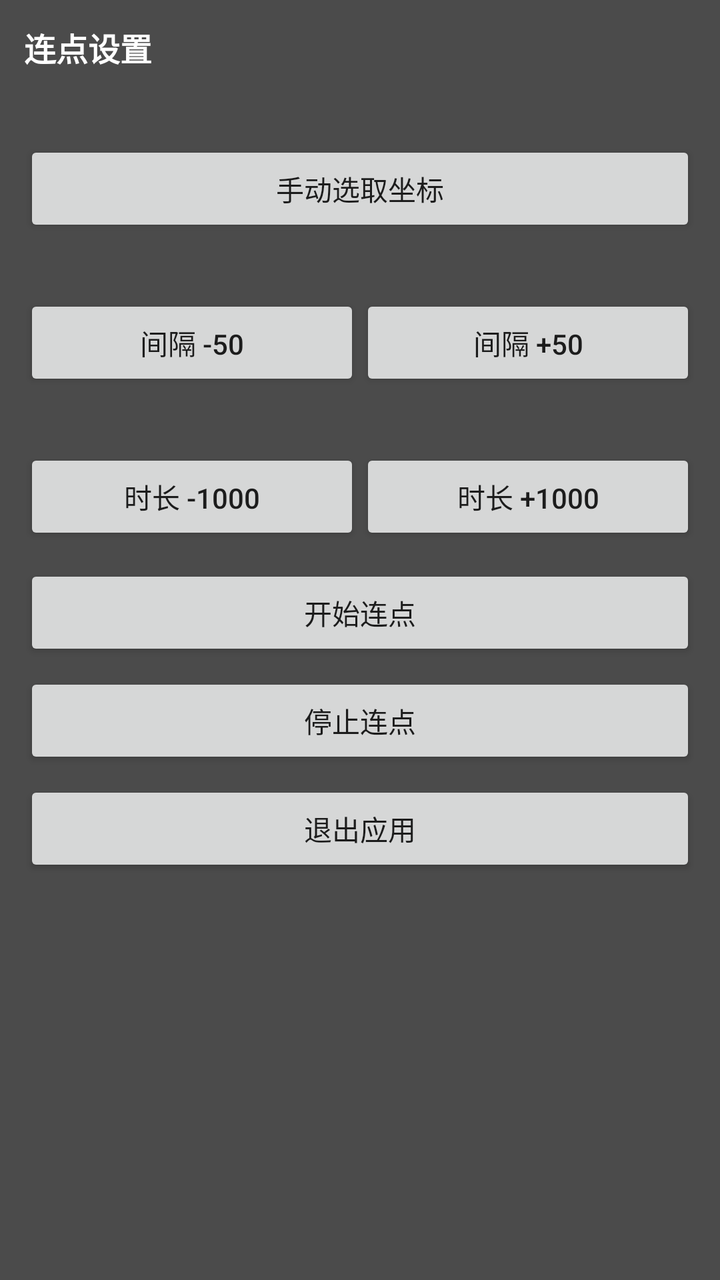
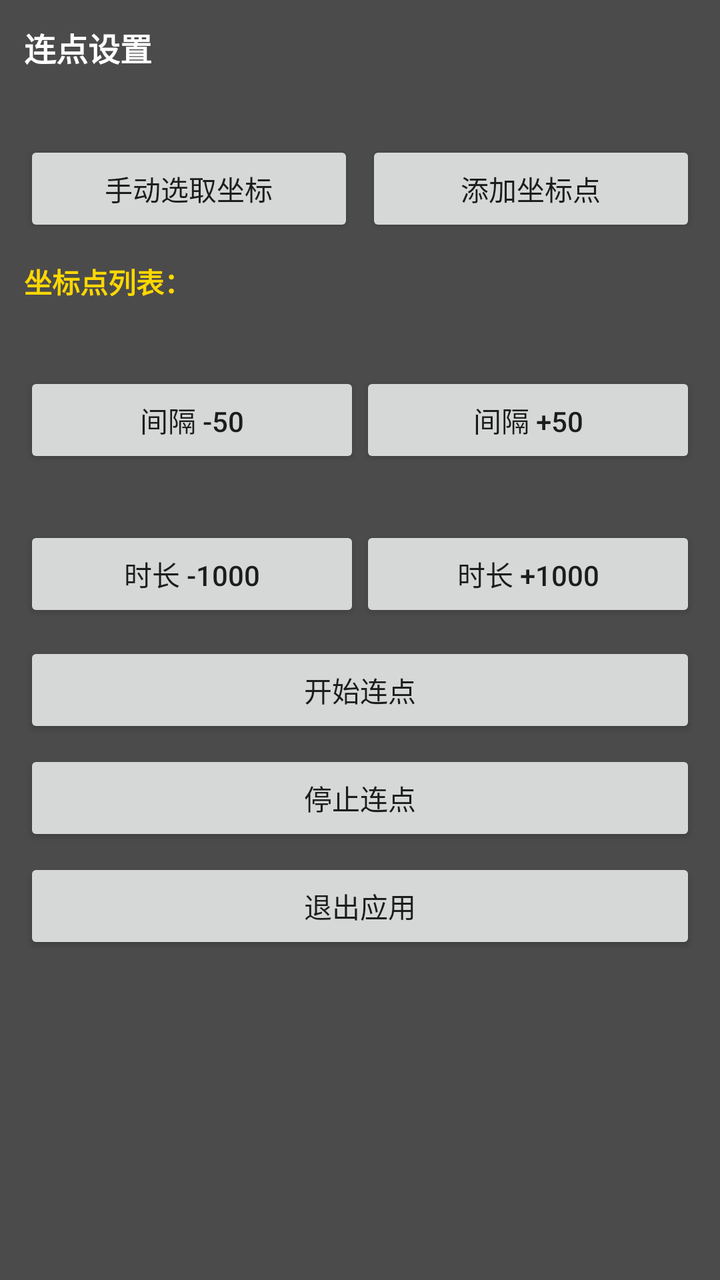

An Android layout rendered at two revisions. The XML below is the earlier revision; the diff shows what the commit changed to produce the second picture.
<!-- AndroidManifest.xml: application theme Theme.AutoClicker -->
<!-- res/layout/view_overlay_panel.xml -->
<?xml version="1.0" encoding="utf-8"?>
<LinearLayout xmlns:android="http://schemas.android.com/apk/res/android"
    android:layout_width="280dp"
    android:layout_height="wrap_content"
    android:background="#CC1E1E1E"
    android:orientation="vertical"
    android:padding="12dp">

    <TextView
        android:id="@+id/panelTitle"
        android:layout_width="wrap_content"
        android:layout_height="wrap_content"
        android:text="@string/panel_title"
        android:textColor="#FFFFFF"
        android:textSize="16sp"
        android:textStyle="bold" />

    <TextView
        android:id="@+id/coordText"
        android:layout_width="wrap_content"
        android:layout_height="wrap_content"
        android:layout_marginTop="10dp"
        android:textColor="#FFFFFF"
        android:textSize="14sp" />

    <Button
        android:id="@+id/pickCoordBtn"
        android:layout_width="match_parent"
        android:layout_height="wrap_content"
        android:layout_marginTop="6dp"
        android:text="@string/pick_coord_btn" />

    <TextView
        android:id="@+id/intervalText"
        android:layout_width="wrap_content"
        android:layout_height="wrap_content"
        android:layout_marginTop="10dp"
        android:textColor="#FFFFFF"
        android:textSize="14sp" />

    <LinearLayout
        android:layout_width="match_parent"
        android:layout_height="wrap_content"
        android:orientation="horizontal">

        <Button
            android:id="@+id/intervalMinusBtn"
            android:layout_width="0dp"
            android:layout_height="wrap_content"
            android:layout_weight="1"
            android:text="@string/interval_minus_btn" />

        <Button
            android:id="@+id/intervalPlusBtn"
            android:layout_width="0dp"
            android:layout_height="wrap_content"
            android:layout_weight="1"
            android:text="@string/interval_plus_btn" />
    </LinearLayout>

    <TextView
        android:id="@+id/durationText"
        android:layout_width="wrap_content"
        android:layout_height="wrap_content"
        android:layout_marginTop="10dp"
        android:textColor="#FFFFFF"
        android:textSize="14sp" />

    <LinearLayout
        android:layout_width="match_parent"
        android:layout_height="wrap_content"
        android:orientation="horizontal">

        <Button
            android:id="@+id/durationMinusBtn"
            android:layout_width="0dp"
            android:layout_height="wrap_content"
            android:layout_weight="1"
            android:text="@string/duration_minus_btn" />

        <Button
            android:id="@+id/durationPlusBtn"
            android:layout_width="0dp"
            android:layout_height="wrap_content"
            android:layout_weight="1"
            android:text="@string/duration_plus_btn" />
    </LinearLayout>

    <Button
        android:id="@+id/startBtn"
        android:layout_width="match_parent"
        android:layout_height="wrap_content"
        android:layout_marginTop="10dp"
        android:text="@string/start_btn" />

    <Button
        android:id="@+id/stopBtn"
        android:layout_width="match_parent"
        android:layout_height="wrap_content"
        android:layout_marginTop="6dp"
        android:text="@string/stop_btn" />

    <Button
        android:id="@+id/exitBtn"
        android:layout_width="match_parent"
        android:layout_height="wrap_content"
        android:layout_marginTop="6dp"
        android:text="@string/exit_btn" />

</LinearLayout>
<!-- resources referenced by this layout -->
<resources>
  <string name="duration_minus_btn">时长 -1000</string>
  <string name="duration_plus_btn">时长 +1000</string>
  <string name="exit_btn">退出应用</string>
  <string name="interval_minus_btn">间隔 -50</string>
  <string name="interval_plus_btn">间隔 +50</string>
  <string name="panel_title">连点设置</string>
  <string name="pick_coord_btn">手动选取坐标</string>
  <string name="start_btn">开始连点</string>
  <string name="stop_btn">停止连点</string>
  <style name="Theme.AutoClicker" parent="Theme.MaterialComponents.DayNight.DarkActionBar">
          <item name="colorPrimary">@color/purple_500</item>
          <item name="colorPrimaryVariant">@color/purple_700</item>
          <item name="android:statusBarColor" tools:targetApi="l">@color/purple_700</item>
      </style>
  <color name="purple_500">#6750A4</color>
  <color name="purple_700">#4F378B</color>
</resources>

<!-- the commit's change to res/layout/view_overlay_panel.xml (unified diff, before → after) -->
@@ -1,110 +1,147 @@
 <?xml version="1.0" encoding="utf-8"?>
-<LinearLayout xmlns:android="http://schemas.android.com/apk/res/android"
-    android:layout_width="280dp"
+<ScrollView xmlns:android="http://schemas.android.com/apk/res/android"
+    android:layout_width="320dp"
     android:layout_height="wrap_content"
     android:background="#CC1E1E1E"
     android:orientation="vertical"
     android:padding="12dp">
 
-    <TextView
-        android:id="@+id/panelTitle"
-        android:layout_width="wrap_content"
-        android:layout_height="wrap_content"
-        android:text="@string/panel_title"
-        android:textColor="#FFFFFF"
-        android:textSize="16sp"
-        android:textStyle="bold" />
-
-    <TextView
-        android:id="@+id/coordText"
-        android:layout_width="wrap_content"
-        android:layout_height="wrap_content"
-        android:layout_marginTop="10dp"
-        android:textColor="#FFFFFF"
-        android:textSize="14sp" />
-
-    <Button
-        android:id="@+id/pickCoordBtn"
-        android:layout_width="match_parent"
-        android:layout_height="wrap_content"
-        android:layout_marginTop="6dp"
-        android:text="@string/pick_coord_btn" />
-
-    <TextView
-        android:id="@+id/intervalText"
-        android:layout_width="wrap_content"
-        android:layout_height="wrap_content"
-        android:layout_marginTop="10dp"
-        android:textColor="#FFFFFF"
-        android:textSize="14sp" />
-
     <LinearLayout
         android:layout_width="match_parent"
         android:layout_height="wrap_content"
-        android:orientation="horizontal">
+        android:orientation="vertical">
+
+        <TextView
+            android:id="@+id/panelTitle"
+            android:layout_width="wrap_content"
+            android:layout_height="wrap_content"
+            android:text="@string/panel_title"
+            android:textColor="#FFFFFF"
+            android:textSize="16sp"
+            android:textStyle="bold" />
+
+        <TextView
+            android:id="@+id/coordText"
+            android:layout_width="wrap_content"
+            android:layout_height="wrap_content"
+            android:layout_marginTop="10dp"
+            android:textColor="#FFFFFF"
+            android:textSize="14sp" />
+
+        <LinearLayout
+            android:layout_width="match_parent"
+            android:layout_height="wrap_content"
+            android:orientation="horizontal"
+            android:layout_marginTop="6dp">
+
+            <Button
+                android:id="@+id/pickCoordBtn"
+                android:layout_width="0dp"
+                android:layout_height="wrap_content"
+                android:layout_weight="1"
+                android:text="@string/pick_coord_btn" />
+
+            <Button
+                android:id="@+id/addPointBtn"
+                android:layout_width="0dp"
+                android:layout_height="wrap_content"
+                android:layout_weight="1"
+                android:text="添加坐标点"
+                android:layout_marginStart="6dp" />
+        </LinearLayout>
+
+        <TextView
+            android:layout_width="wrap_content"
+            android:layout_height="wrap_content"
+            android:layout_marginTop="12dp"
+            android:text="坐标点列表："
+            android:textColor="#FFD700"
+            android:textSize="14sp"
+            android:textStyle="bold" />
+
+        <LinearLayout
+            android:id="@+id/pointsContainer"
+            android:layout_width="match_parent"
+            android:layout_height="wrap_content"
+            android:orientation="vertical"
+            android:layout_marginTop="6dp" />
+
+        <TextView
+            android:id="@+id/intervalText"
+            android:layout_width="wrap_content"
+            android:layout_height="wrap_content"
+            android:layout_marginTop="10dp"
+            android:textColor="#FFFFFF"
+            android:textSize="14sp" />
+
+        <LinearLayout
+            android:layout_width="match_parent"
+            android:layout_height="wrap_content"
+            android:orientation="horizontal">
+
+            <Button
+                android:id="@+id/intervalMinusBtn"
+                android:layout_width="0dp"
+                android:layout_height="wrap_content"
+                android:layout_weight="1"
+                android:text="@string/interval_minus_btn" />
+
+            <Button
+                android:id="@+id/intervalPlusBtn"
+                android:layout_width="0dp"
+                android:layout_height="wrap_content"
+                android:layout_weight="1"
+                android:text="@string/interval_plus_btn" />
+        </LinearLayout>
+
+        <TextView
+            android:id="@+id/durationText"
+            android:layout_width="wrap_content"
+            android:layout_height="wrap_content"
+            android:layout_marginTop="10dp"
+            android:textColor="#FFFFFF"
+            android:textSize="14sp" />
+
+        <LinearLayout
+            android:layout_width="match_parent"
+            android:layout_height="wrap_content"
+            android:orientation="horizontal">
+
+            <Button
+                android:id="@+id/durationMinusBtn"
+                android:layout_width="0dp"
+                android:layout_height="wrap_content"
+                android:layout_weight="1"
+                android:text="@string/duration_minus_btn" />
+
+            <Button
+                android:id="@+id/durationPlusBtn"
+                android:layout_width="0dp"
+                android:layout_height="wrap_content"
+                android:layout_weight="1"
+                android:text="@string/duration_plus_btn" />
+        </LinearLayout>
 
         <Button
-            android:id="@+id/intervalMinusBtn"
-            android:layout_width="0dp"
+            android:id="@+id/startBtn"
+            android:layout_width="match_parent"
             android:layout_height="wrap_content"
-            android:layout_weight="1"
-            android:text="@string/interval_minus_btn" />
+            android:layout_marginTop="10dp"
+            android:text="@string/start_btn" />
 
         <Button
-            android:id="@+id/intervalPlusBtn"
-            android:layout_width="0dp"
+            android:id="@+id/stopBtn"
+            android:layout_width="match_parent"
             android:layout_height="wrap_content"
-            android:layout_weight="1"
-            android:text="@string/interval_plus_btn" />
-    </LinearLayout>
-
-    <TextView
-        android:id="@+id/durationText"
-        android:layout_width="wrap_content"
-        android:layout_height="wrap_content"
-        android:layout_marginTop="10dp"
-        android:textColor="#FFFFFF"
-        android:textSize="14sp" />
-
-    <LinearLayout
-        android:layout_width="match_parent"
-        android:layout_height="wrap_content"
-        android:orientation="horizontal">
+            android:layout_marginTop="6dp"
+            android:text="@string/stop_btn" />
 
         <Button
-            android:id="@+id/durationMinusBtn"
-            android:layout_width="0dp"
+            android:id="@+id/exitBtn"
+            android:layout_width="match_parent"
             android:layout_height="wrap_content"
-            android:layout_weight="1"
-            android:text="@string/duration_minus_btn" />
+            android:layout_marginTop="6dp"
+            android:text="@string/exit_btn" />
 
-        <Button
-            android:id="@+id/durationPlusBtn"
-            android:layout_width="0dp"
-            android:layout_height="wrap_content"
-            android:layout_weight="1"
-            android:text="@string/duration_plus_btn" />
     </LinearLayout>
-
-    <Button
-        android:id="@+id/startBtn"
-        android:layout_width="match_parent"
-        android:layout_height="wrap_content"
-        android:layout_marginTop="10dp"
-        android:text="@string/start_btn" />
-
-    <Button
-        android:id="@+id/stopBtn"
-        android:layout_width="match_parent"
-        android:layout_height="wrap_content"
-        android:layout_marginTop="6dp"
-        android:text="@string/stop_btn" />
-
-    <Button
-        android:id="@+id/exitBtn"
-        android:layout_width="match_parent"
-        android:layout_height="wrap_content"
-        android:layout_marginTop="6dp"
-        android:text="@string/exit_btn" />
-
-</LinearLayout>
+</ScrollView>
